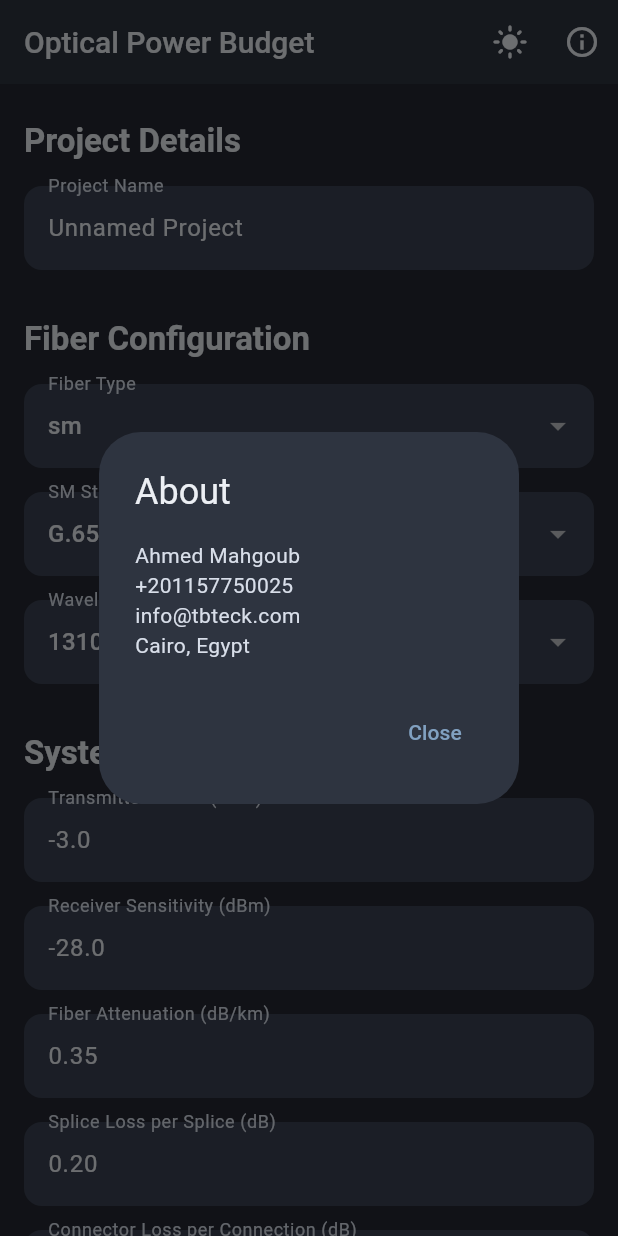
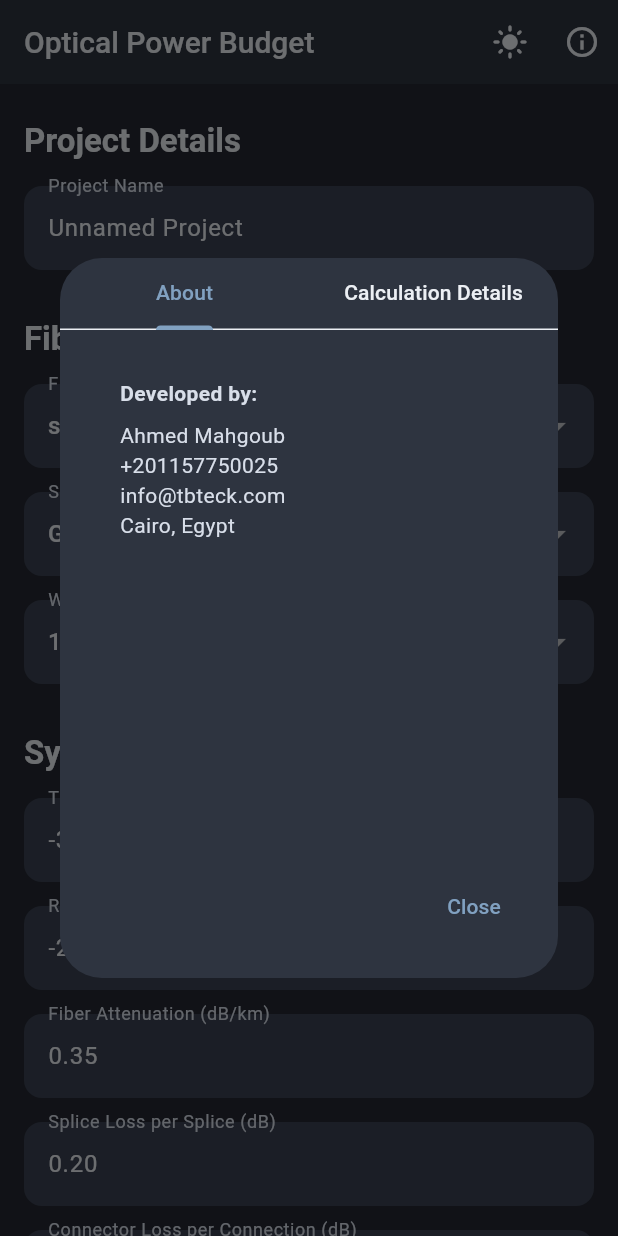
Before and after one commit to ahmedma7goub/OpticalFiberBudget, a Flutter app: the screen it shows after launch, after a tap on the "info outline" icon, on a phone screen of 412 x 824 dp. Run offline on Flutter 3.47's test engine with Material 3 defaults, Android fonts, the phone set to English and light mode, and no system bars.

Commit message:
Update: the calc and enhance the functionality3

```diff
--- a/lib/calculator_screen.dart
+++ b/lib/calculator_screen.dart
@@ -220,16 +220,67 @@ Available Margin: ${availableMargin.toStringAsFixed(2)} dB
   void _showAboutDialog() {
     showDialog(
       context: context,
-      builder: (context) => AlertDialog(
-        title: const Text('About'),
-        content: const SingleChildScrollView(
+      builder: (context) {
+        return DefaultTabController(
+          length: 2,
+          child: AlertDialog(
+            titlePadding: const EdgeInsets.all(0),
+            title: const TabBar(
+              tabs: [
+                Tab(text: 'About'),
+                Tab(text: 'Calculation Details'),
+              ],
+            ),
+            content: SizedBox(
+              width: double.maxFinite,
+              height: 320, // Adjusted height for content
+              child: TabBarView(
+                children: [
+                  const SingleChildScrollView(
+                    padding: EdgeInsets.all(16.0),
                     child: Column(
                       crossAxisAlignment: CrossAxisAlignment.start,
                       children: [
+                        Text('Developed by:', style: TextStyle(fontWeight: FontWeight.bold)),
+                        SizedBox(height: 8),
                         Text('Ahmed Mahgoub'),
                         Text('+201157750025'),
                         Text('info@tbteck.com'),
                         Text('Cairo, Egypt'),
+                      ],
+                    ),
+                  ),
+                  SingleChildScrollView(
+                    padding: const EdgeInsets.all(16.0),
+                    child: Column(
+                      crossAxisAlignment: CrossAxisAlignment.start,
+                      children: [
+                        Text(
+                          'Fiber Standards',
+                          style: Theme.of(context).textTheme.titleMedium,
+                        ),
+                        const SizedBox(height: 8),
+                        const Text(
+                          'The app uses typical values from ITU-T and TIA standards. These are pre-filled when you select a standard but are fully editable to match your project\'s specific requirements.',
+                          style: TextStyle(fontSize: 14),
+                        ),
+                        const SizedBox(height: 16),
+                        Text(
+                          'Core Equations',
+                          style: Theme.of(context).textTheme.titleMedium,
+                        ),
+                        const SizedBox(height: 12),
+                        const Text('1. Total System Loss (dB):', style: TextStyle(fontWeight: FontWeight.bold, fontSize: 14)),
+                        const Text('(Attenuation × Distance) + (Splice Loss × Splices) + (Connector Loss × Connectors) + Other Losses', style: TextStyle(fontStyle: FontStyle.italic, fontSize: 13)),
+                        const SizedBox(height: 12),
+                        const Text('2. Power Budget (dB):', style: TextStyle(fontWeight: FontWeight.bold, fontSize: 14)),
+                        const Text('Transmitter Power - Receiver Sensitivity', style: TextStyle(fontStyle: FontStyle.italic, fontSize: 13)),
+                        const SizedBox(height: 12),
+                        const Text('3. Available Margin (dB):', style: TextStyle(fontWeight: FontWeight.bold, fontSize: 14)),
+                        const Text('Power Budget - Total System Loss', style: TextStyle(fontStyle: FontStyle.italic, fontSize: 13)),
+                      ],
+                    ),
+                  ),
                 ],
               ),
             ),
@@ -240,6 +291,8 @@ Available Margin: ${availableMargin.toStringAsFixed(2)} dB
               ),
             ],
           ),
+        );
+      },
     );
   }
 
--- a/lib/theme.dart
+++ b/lib/theme.dart
@@ -24,6 +24,10 @@ class AppTheme {
       border: OutlineInputBorder(
         borderRadius: BorderRadius.circular(12.0),
         borderSide: BorderSide.none,
+      ),
+      focusedBorder: OutlineInputBorder(
+        borderRadius: BorderRadius.circular(12.0),
+        borderSide: const BorderSide(color: Color(0xFFA3BE8C), width: 2.0), // Nord-style green
       ),
       labelStyle: const TextStyle(color: Color(0xFFD8DEE9)),
     ),
```
Lines whose indentation alone changed are shown as unchanged.
